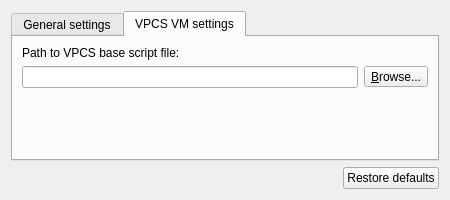
Qt form gns3/modules/vpcs/ui/vpcs_preferences_page.ui (GNS3/gns3-gui) before a commit.
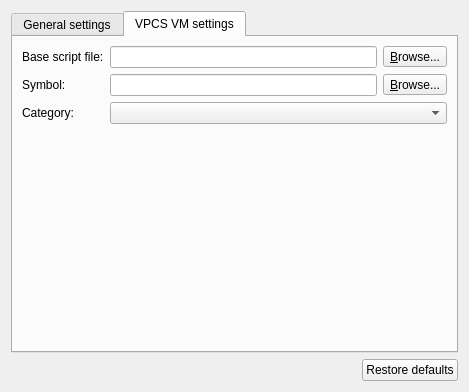
The same form after that commit. The open tabs and pages were chosen to show the change.

Commit message: Symbol and category can be changed for VPCS VM template.

Diff of the .ui file:
```diff
--- a/gns3/modules/vpcs/ui/vpcs_preferences_page.ui
+++ b/gns3/modules/vpcs/ui/vpcs_preferences_page.ui
@@ -6,8 +6,8 @@
    <rect>
     <x>0</x>
     <y>0</y>
-    <width>450</width>
-    <height>200</height>
+    <width>469</width>
+    <height>392</height>
    </rect>
   </property>
   <property name="windowTitle">
@@ -87,15 +87,8 @@
       <attribute name="title">
        <string>VPCS VM settings</string>
       </attribute>
-      <layout class="QVBoxLayout" name="verticalLayout_3">
-       <item>
-        <widget class="QLabel" name="uiScriptFileLabel">
-         <property name="text">
-          <string>Path to VPCS base script file:</string>
-         </property>
-        </widget>
-       </item>
-       <item>
+      <layout class="QGridLayout" name="gridLayout">
+       <item row="0" column="1">
         <layout class="QHBoxLayout" name="horizontalLayout_6">
          <item>
           <widget class="QLineEdit" name="uiScriptFileEdit">
@@ -119,7 +112,41 @@
          </item>
         </layout>
        </item>
-       <item>
+       <item row="3" column="0">
+        <widget class="QLabel" name="uiSymbolLabel">
+         <property name="text">
+          <string>Symbol:</string>
+         </property>
+        </widget>
+       </item>
+       <item row="3" column="1">
+        <layout class="QHBoxLayout" name="horizontalLayout_7">
+         <item>
+          <widget class="QLineEdit" name="uiSymbolLineEdit"/>
+         </item>
+         <item>
+          <widget class="QToolButton" name="uiSymbolToolButton">
+           <property name="text">
+            <string>&amp;Browse...</string>
+           </property>
+           <property name="toolButtonStyle">
+            <enum>Qt::ToolButtonTextOnly</enum>
+           </property>
+          </widget>
+         </item>
+        </layout>
+       </item>
+       <item row="4" column="0">
+        <widget class="QLabel" name="uiCategoryLabel">
+         <property name="text">
+          <string>Category:</string>
+         </property>
+        </widget>
+       </item>
+       <item row="4" column="1">
+        <widget class="QComboBox" name="uiCategoryComboBox"/>
+       </item>
+       <item row="5" column="0" colspan="2">
         <spacer name="verticalSpacer">
          <property name="orientation">
           <enum>Qt::Vertical</enum>
@@ -132,6 +159,13 @@
          </property>
         </spacer>
        </item>
+       <item row="0" column="0">
+        <widget class="QLabel" name="uiScriptFileLabel">
+         <property name="text">
+          <string>Base script file:</string>
+         </property>
+        </widget>
+       </item>
       </layout>
      </widget>
     </widget>
```
Left out of the diff: 2 changed lines with no effect on the pictures. The commit also changes 6 other files.
